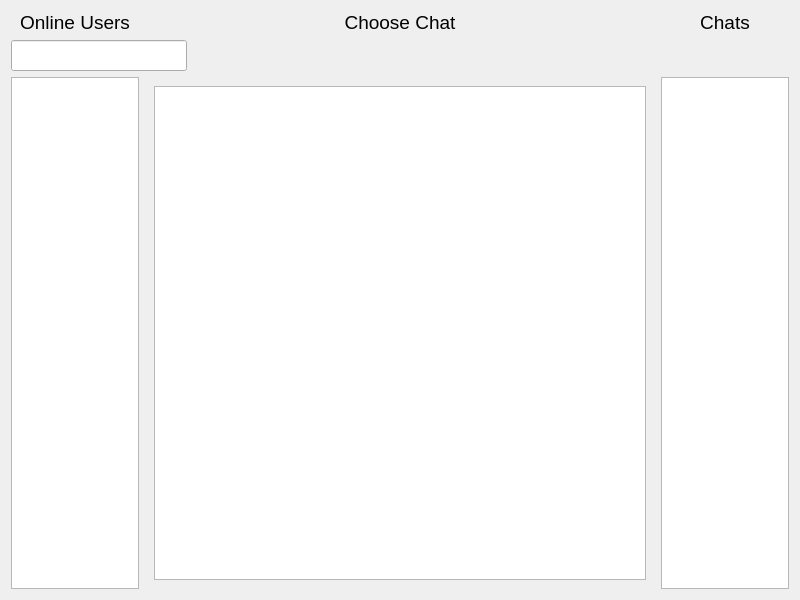
Qt form server.ui (LesterEvSe/Messenger-Server) before a commit.
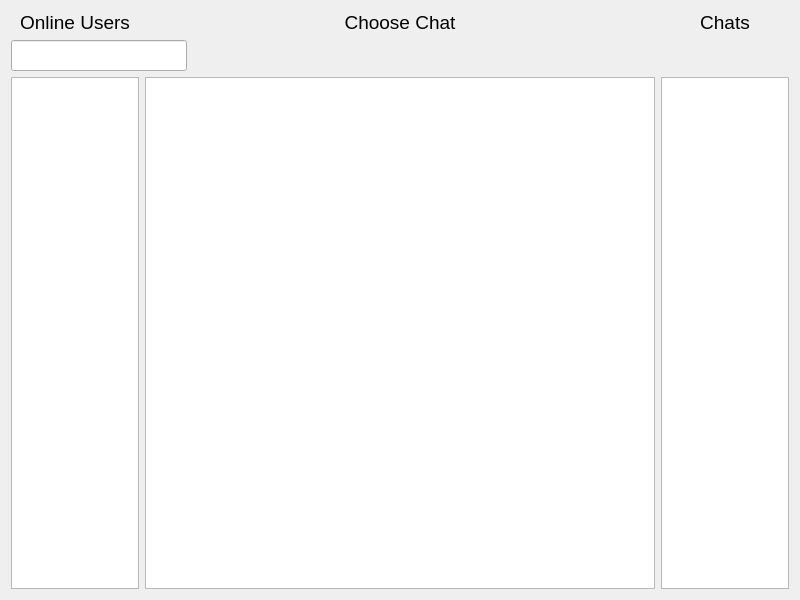
The same form after that commit.

Commit message: Now QTextBrowser is not accumulated, but overwritten

What changed in the file:
```diff
--- a/server.ui
+++ b/server.ui
@@ -111,20 +111,13 @@
       </widget>
      </item>
      <item>
-      <widget class="QStackedWidget" name="stackedWidget">
+      <widget class="QTextBrowser" name="textBrowser">
        <property name="sizePolicy">
-        <sizepolicy hsizetype="Preferred" vsizetype="Preferred">
+        <sizepolicy hsizetype="Expanding" vsizetype="Expanding">
          <horstretch>4</horstretch>
          <verstretch>0</verstretch>
         </sizepolicy>
        </property>
-       <widget class="QWidget" name="user">
-        <layout class="QVBoxLayout" name="verticalLayout_2">
-         <item>
-          <widget class="QTextBrowser" name="textBrowser"/>
-         </item>
-        </layout>
-       </widget>
       </widget>
      </item>
      <item>
```
The commit also changes 2 other files.
